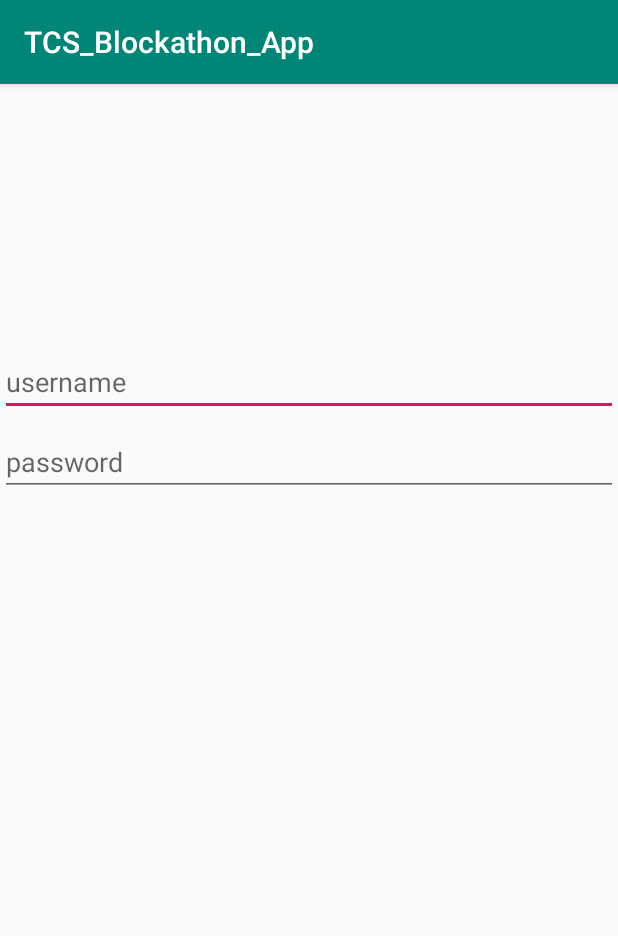
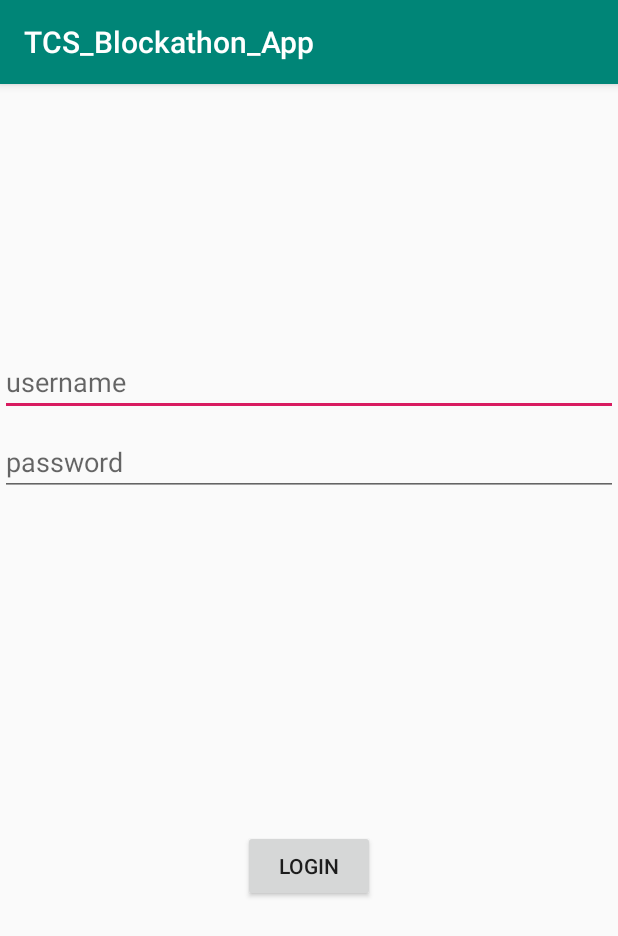
Before and after one commit to josephv7/TCS_Blockathon_2018, an Android app: the screen it shows after launch (Login), on a phone screen of 412 x 824 dp. Shown: the top 936 px of the screen. Run offline under Robolectric (Android 15) with nearby library versions, the phone set to English and light mode, and no system bars; our stand-ins replace Firebase (no records; nobody signed in at launch, a user with empty details on screens opened directly).

Commit message:
code for login added

```diff
--- a/TCS_Blockathon_App/app/src/main/java/com/knights/blockathonapp/Login.java
+++ b/TCS_Blockathon_App/app/src/main/java/com/knights/blockathonapp/Login.java
@@ -1,13 +1,65 @@
 package com.knights.blockathonapp;
 
+import android.content.Intent;
+import android.support.annotation.NonNull;
 import android.support.v7.app.AppCompatActivity;
 import android.os.Bundle;
+import android.view.View;
+import android.widget.Button;
+import android.widget.EditText;
+
+import com.google.firebase.database.DataSnapshot;
+import com.google.firebase.database.DatabaseError;
+import com.google.firebase.database.DatabaseReference;
+import com.google.firebase.database.FirebaseDatabase;
+import com.google.firebase.database.ValueEventListener;
 
 public class Login extends AppCompatActivity {
+
+    EditText username,password;
+    Button login;
+
+    FirebaseDatabase database = FirebaseDatabase.getInstance();
+    DatabaseReference myRef = database.getReference("users");
+
 
     @Override
     protected void onCreate(Bundle savedInstanceState) {
         super.onCreate(savedInstanceState);
         setContentView(R.layout.activity_login);
+
+        username = findViewById(R.id.username);
+        password = findViewById(R.id.password);
+
+        login = findViewById(R.id.login);
+
+        login.setOnClickListener(new View.OnClickListener() {
+            @Override
+            public void onClick(View v) {
+
+                myRef.child("patients").addListenerForSingleValueEvent(new ValueEventListener() {
+                    @Override
+                    public void onDataChange(@NonNull DataSnapshot dataSnapshot) {
+                       if( dataSnapshot.child(username.getText().toString()).exists()){
+                           if(dataSnapshot.child(username.getText().toString()).getValue(String.class).equals(password.getText().toString())){
+                               Intent homeIntent = new Intent(Login.this, Home.class);
+                               startActivity(homeIntent);
+                               finish();
+
+//                               TODO add other false condition checkings and proper messages
+                           }
+                       }
+                    }
+
+                    @Override
+                    public void onCancelled(@NonNull DatabaseError databaseError) {
+
+                    }
+                });
+
+            }
+        });
+
+
     }
 }
--- a/TCS_Blockathon_App/app/src/main/res/layout/activity_login.xml
+++ b/TCS_Blockathon_App/app/src/main/res/layout/activity_login.xml
@@ -23,4 +23,18 @@
         app:layout_constraintTop_toBottomOf="@+id/username"
         android:hint="password"/>
 
+    <Button
+        android:layout_width="wrap_content"
+        android:layout_height="wrap_content"
+        android:layout_marginStart="8dp"
+        android:layout_marginTop="8dp"
+        android:layout_marginEnd="8dp"
+        android:layout_marginBottom="8dp"
+        android:id="@+id/login"
+        android:text="Login"
+        app:layout_constraintBottom_toBottomOf="parent"
+        app:layout_constraintEnd_toEndOf="parent"
+        app:layout_constraintStart_toStartOf="parent"
+        app:layout_constraintTop_toBottomOf="@+id/password" />
+
 </android.support.constraint.ConstraintLayout>
```
